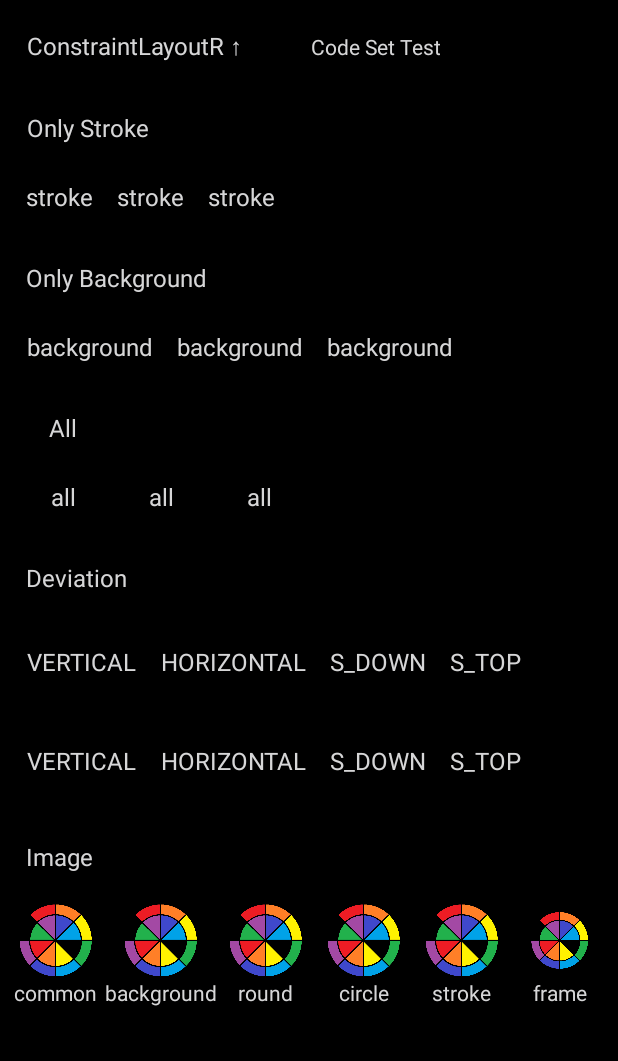
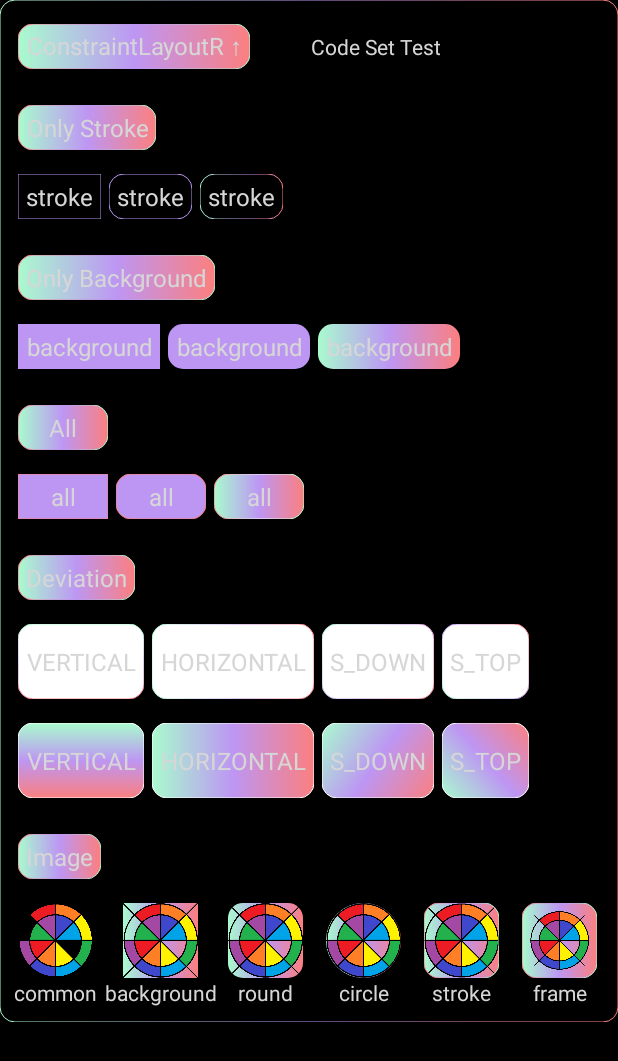
Before and after one commit to Rany-k/CommonStyleViews, an Android app: the screen it shows after launch (MainActivity), on a phone screen of 412 x 824 dp. Shown: the top 1061 px of the screen. Run offline under Robolectric (Android 15) with nearby library versions, the phone set to English and light mode, and no system bars.

Commit message:
change sample

```diff
--- a/sample/src/main/res/layout/activity_main.xml
+++ b/sample/src/main/res/layout/activity_main.xml
@@ -10,9 +10,9 @@
     <com.ranycess.commonview.viewGroup.ConstraintLayoutR
         android:layout_width="match_parent"
         android:layout_height="wrap_content"
-        app:background_radius="10dp"
-        app:stroke_colors="#A9FBCE,#BD96F3,#FB7F7F"
-        app:stroke_width="2dp">
+        app:rany_background_radius="10dp"
+        app:rany_stroke_colors="#A9FBCE,#BD96F3,#FB7F7F"
+        app:rany_stroke_width="2dp">
 
         <com.ranycess.commonview.view.TextViewR
             android:id="@+id/layout_doc"
@@ -69,8 +69,8 @@
             android:textSize="16sp"
             app:layout_constraintStart_toStartOf="parent"
             app:layout_constraintTop_toBottomOf="@+id/only_stroke_title"
-            app:stroke_colors="#BD96F3"
-            app:stroke_width="2dp" />
+            app:rany_stroke_colors="#BD96F3"
+            app:rany_stroke_width="2dp" />
 
         <com.ranycess.commonview.view.TextViewR
             android:id="@+id/only_stroke_2"
@@ -82,11 +82,11 @@
             android:text="stroke"
             android:textColor="@color/white"
             android:textSize="16sp"
-            app:background_radius="10dp"
+            app:rany_background_radius="10dp"
             app:layout_constraintStart_toEndOf="@+id/only_stroke_1"
             app:layout_constraintTop_toTopOf="@+id/only_stroke_1"
-            app:stroke_colors="#BD96F3"
-            app:stroke_width="2dp" />
+            app:rany_stroke_colors="#BD96F3"
+            app:rany_stroke_width="2dp" />
 
         <com.ranycess.commonview.view.TextViewR
             android:id="@+id/only_stroke_3"
@@ -98,11 +98,11 @@
             android:text="stroke"
             android:textColor="@color/white"
             android:textSize="16sp"
-            app:background_radius="10dp"
+            app:rany_background_radius="10dp"
             app:layout_constraintStart_toEndOf="@+id/only_stroke_2"
             app:layout_constraintTop_toTopOf="@+id/only_stroke_2"
-            app:stroke_colors="#A9FBCE,#BD96F3,#FB7F7F"
-            app:stroke_width="2dp" />
+            app:rany_stroke_colors="#A9FBCE,#BD96F3,#FB7F7F"
+            app:rany_stroke_width="2dp" />
 
         <com.ranycess.commonview.view.TextViewR
             android:id="@+id/only_background_title"
@@ -130,7 +130,7 @@
             android:text="background"
             android:textColor="@color/white"
             android:textSize="16sp"
-            app:background_colors="#BD96F3"
+            app:rany_background_colors="#BD96F3"
             app:layout_constraintStart_toStartOf="parent"
             app:layout_constraintTop_toBottomOf="@+id/only_background_title" />
 
@@ -144,8 +144,8 @@
             android:text="background"
             android:textColor="@color/white"
             android:textSize="16sp"
-            app:background_colors="#BD96F3"
-            app:background_radius="10dp"
+            app:rany_background_colors="#BD96F3"
+            app:rany_background_radius="10dp"
             app:layout_constraintStart_toEndOf="@+id/only_background_1"
             app:layout_constraintTop_toTopOf="@+id/only_background_1" />
 
@@ -159,8 +159,8 @@
             android:text="background"
             android:textColor="@color/white"
             android:textSize="16sp"
-            app:background_colors="#A9FBCE,#BD96F3,#FB7F7F"
-            app:background_radius="10dp"
+            app:rany_background_colors="#A9FBCE,#BD96F3,#FB7F7F"
+            app:rany_background_radius="10dp"
             app:layout_constraintStart_toEndOf="@+id/only_background_2"
             app:layout_constraintTop_toTopOf="@+id/only_background_2" />
 
@@ -190,11 +190,11 @@
             android:text="all"
             android:textColor="@color/white"
             android:textSize="16sp"
-            app:background_colors="#BD96F3"
+            app:rany_background_colors="#BD96F3"
             app:layout_constraintStart_toStartOf="parent"
             app:layout_constraintTop_toBottomOf="@+id/all_title"
-            app:stroke_colors="#FB7F7F"
-            app:stroke_width="2dp" />
+            app:rany_stroke_colors="#FB7F7F"
+            app:rany_stroke_width="2dp" />
 
         <com.ranycess.commonview.view.TextViewR
             android:id="@+id/all_2"
@@ -206,12 +206,12 @@
             android:text="all"
             android:textColor="@color/white"
             android:textSize="16sp"
-            app:background_colors="#BD96F3"
-            app:background_radius="10dp"
+            app:rany_background_colors="#BD96F3"
+            app:rany_background_radius="10dp"
             app:layout_constraintStart_toEndOf="@+id/all_1"
             app:layout_constraintTop_toTopOf="@+id/all_1"
-            app:stroke_colors="#FB7F7F"
-            app:stroke_width="2dp" />
+            app:rany_stroke_colors="#FB7F7F"
+            app:rany_stroke_width="2dp" />
 
         <com.ranycess.commonview.view.TextViewR
             android:id="@+id/all_3"
@@ -223,12 +223,12 @@
             android:text="all"
             android:textColor="@color/white"
             android:textSize="16sp"
-            app:background_colors="#A9FBCE,#BD96F3,#FB7F7F"
-            app:background_radius="10dp"
+            app:rany_background_colors="#A9FBCE,#BD96F3,#FB7F7F"
+            app:rany_background_radius="10dp"
             app:layout_constraintStart_toEndOf="@+id/all_2"
             app:layout_constraintTop_toTopOf="@+id/all_2"
-            app:stroke_colors="#FB7F7F,#FFFFFF,#A9FBCE"
-            app:stroke_width="2dp" />
+            app:rany_stroke_colors="#FB7F7F,#FFFFFF,#A9FBCE"
+            app:rany_stroke_width="2dp" />
 
         <com.ranycess.commonview.view.TextViewR
             android:id="@+id/deviation_title"
@@ -257,13 +257,13 @@
             android:textColor="@color/black"
             android:textSize="16sp"
             android:visibility="visible"
-            app:background_colors="#FFFFFF"
-            app:background_radius="10dp"
+            app:rany_background_colors="#FFFFFF"
+            app:rany_background_radius="10dp"
             app:layout_constraintStart_toStartOf="parent"
             app:layout_constraintTop_toBottomOf="@+id/deviation_title"
-            app:stroke_colors="#A9FBCE,#BD96F3,#FB7F7F"
-            app:stroke_deviation="VERTICAL"
-            app:stroke_width="4dp" />
+            app:rany_stroke_colors="#A9FBCE,#BD96F3,#FB7F7F"
+            app:rany_stroke_deviation="VERTICAL"
+            app:rany_stroke_width="4dp" />
 
         <com.ranycess.commonview.view.TextViewR
             android:id="@+id/deviation_2"
@@ -275,13 +275,13 @@
             android:text="HORIZONTAL"
             android:textColor="@color/black"
             android:textSize="16sp"
-            app:background_colors="#FFFFFF"
-            app:background_radius="10dp"
+            app:rany_background_colors="#FFFFFF"
+            app:rany_background_radius="10dp"
             app:layout_constraintStart_toEndOf="@+id/deviation_1"
             app:layout_constraintTop_toTopOf="@+id/deviation_1"
-            app:stroke_colors="#A9FBCE,#BD96F3,#FB7F7F"
-            app:stroke_deviation="HORIZONTAL"
-            app:stroke_width="4dp" />
+            app:rany_stroke_colors="#A9FBCE,#BD96F3,#FB7F7F"
+            app:rany_stroke_deviation="HORIZONTAL"
+            app:rany_stroke_width="4dp" />
 
         <com.ranycess.commonview.view.TextViewR
             android:id="@+id/deviation_3"
@@ -293,13 +293,13 @@
             android:text="S_DOWN"
             android:textColor="@color/black"
             android:textSize="16sp"
-            app:background_colors="#FFFFFF"
-            app:background_radius="10dp"
+            app:rany_background_colors="#FFFFFF"
+            app:rany_background_radius="10dp"
             app:layout_constraintStart_toEndOf="@+id/deviation_2"
             app:layout_constraintTop_toTopOf="@+id/deviation_2"
-            app:stroke_colors="#A9FBCE,#BD96F3,#FB7F7F"
-            app:stroke_deviation="SLANTING_DOWN"
-            app:stroke_width="4dp" />
+            app:rany_stroke_colors="#A9FBCE,#BD96F3,#FB7F7F"
+            app:rany_stroke_deviation="SLANTING_DOWN"
+            app:rany_stroke_width="4dp" />
 
         <com.ranycess.commonview.view.TextViewR
             android:id="@+id/deviation_4"
@@ -311,13 +311,13 @@
             android:text="S_TOP"
             android:textColor="@color/black"
             android:textSize="16sp"
-            app:background_colors="#FFFFFF"
-            app:background_radius="10dp"
+            app:rany_background_colors="#FFFFFF"
+            app:rany_background_radius="10dp"
             app:layout_constraintStart_toEndOf="@+id/deviation_3"
             app:layout_constraintTop_toTopOf="@+id/deviation_3"
-            app:stroke_colors="#A9FBCE,#BD96F3,#FB7F7F"
-            app:stroke_deviation="SLANTING_TOP"
-            app:stroke_width="4dp" />
+            app:rany_stroke_colors="#A9FBCE,#BD96F3,#FB7F7F"
+            app:rany_stroke_deviation="SLANTING_TOP"
+            app:rany_stroke_width="4dp" />
 
         <com.ranycess.commonview.view.TextViewR
             android:id="@+id/deviation_21"
@@ -331,13 +331,13 @@
             android:textColor="@color/white"
             android:textSize="16sp"
             android:visibility="visible"
-            app:background_colors="#A9FBCE,#BD96F3,#FB7F7F"
-            app:background_deviation="VERTICAL"
-            app:background_radius="10dp"
+            app:rany_background_colors="#A9FBCE,#BD96F3,#FB7F7F"
+            app:rany_background_deviation="VERTICAL"
+            app:rany_background_radius="10dp"
             app:layout_constraintStart_toStartOf="parent"
             app:layout_constraintTop_toBottomOf="@+id/deviation_1"
-            app:stroke_colors="#FFFFFF"
-            app:stroke_width="2dp" />
+            app:rany_stroke_colors="#FFFFFF"
+            app:rany_stroke_width="2dp" />
 
         <com.ranycess.commonview.view.TextViewR
             android:id="@+id/deviation_22"
@@ -349,13 +349,13 @@
             android:text="HORIZONTAL"
             android:textColor="@color/white"
             android:textSize="16sp"
-            app:background_colors="#A9FBCE,#BD96F3,#FB7F7F"
-            app:background_deviation="HORIZONTAL"
-            app:background_radius="10dp"
+            app:rany_background_colors="#A9FBCE,#BD96F3,#FB7F7F"
+            app:rany_background_deviation="HORIZONTAL"
+            app:rany_background_radius="10dp"
             app:layout_constraintStart_toEndOf="@+id/deviation_21"
             app:layout_constraintTop_toTopOf="@+id/deviation_21"
-            app:stroke_colors="#FFFFFF"
-            app:stroke_width="2dp" />
+            app:rany_stroke_colors="#FFFFFF"
+            app:rany_stroke_width="2dp" />
 
         <com.ranycess.commonview.view.TextViewR
             android:id="@+id/deviation_23"
@@ -367,13 +367,13 @@
             android:text="S_DOWN"
             android:textColor="@color/white"
             android:textSize="16sp"
-            app:background_colors="#A9FBCE,#BD96F3,#FB7F7F"
-            app:background_deviation="SLANTING_DOWN"
-            app:background_radius="10dp"
+            app:rany_background_colors="#A9FBCE,#BD96F3,#FB7F7F"
+            app:rany_background_deviation="SLANTING_DOWN"
+            app:rany_background_radius="10dp"
             app:layout_constraintStart_toEndOf="@+id/deviation_22"
             app:layout_constraintTop_toTopOf="@+id/deviation_22"
-            app:stroke_colors="#FFFFFF"
-            app:stroke_width="2dp" />
+            app:rany_stroke_colors="#FFFFFF"
+            app:rany_stroke_width="2dp" />
 
         <com.ranycess.commonview.view.TextViewR
             android:id="@+id/deviation_24"
@@ -385,13 +385,13 @@
             android:text="S_TOP"
             android:textColor="@color/white"
             android:textSize="16sp"
-            app:background_colors="#A9FBCE,#BD96F3,#FB7F7F"
-            app:background_deviation="SLANTING_TOP"
-            app:background_radius="10dp"
+            app:rany_background_colors="#A9FBCE,#BD96F3,#FB7F7F"
+            app:rany_background_deviation="SLANTING_TOP"
+            app:rany_background_radius="10dp"
             app:layout_constraintStart_toEndOf="@+id/deviation_23"
             app:layout_constraintTop_toTopOf="@+id/deviation_23"
-            app:stroke_colors="#FFFFFF"
-            app:stroke_width="2dp" />
+            app:rany_stroke_colors="#FFFFFF"
+            app:rany_stroke_width="2dp" />
 
         <com.ranycess.commonview.view.TextViewR
             android:id="@+id/image_title"
@@ -437,7 +437,7 @@
             android:layout_height="50dp"
             android:layout_marginStart="20dp"
             android:src="@drawable/test_image"
-            app:background_colors="#A9FBCE,#BD96F3,#FB7F7F"
+            app:rany_background_colors="#A9FBCE,#BD96F3,#FB7F7F"
             app:layout_constraintStart_toEndOf="@+id/image_1"
             app:layout_constraintTop_toTopOf="@+id/image_1" />
 
@@ -457,8 +457,8 @@
             android:layout_height="50dp"
             android:layout_marginStart="20dp"
             android:src="@drawable/test_image"
-            app:background_colors="#A9FBCE,#BD96F3,#FB7F7F"
-            app:background_radius="10dp"
+            app:rany_background_colors="#A9FBCE,#BD96F3,#FB7F7F"
+            app:rany_background_radius="10dp"
             app:layout_constraintStart_toEndOf="@+id/image_2"
             app:layout_constraintTop_toTopOf="@+id/image_2" />
 
@@ -478,8 +478,8 @@
             android:layout_height="50dp"
             android:layout_marginStart="15dp"
             android:src="@drawable/test_image"
-            app:background_colors="#A9FBCE,#BD96F3,#FB7F7F"
-            app:background_radius="25dp"
+            app:rany_background_colors="#A9FBCE,#BD96F3,#FB7F7F"
+            app:rany_background_radius="25dp"
             app:layout_constraintStart_toEndOf="@+id/image_3"
             app:layout_constraintTop_toTopOf="@+id/image_3" />
 
@@ -499,12 +499,12 @@
             android:layout_height="50dp"
             android:layout_marginStart="15dp"
             android:src="@drawable/test_image"
-            app:background_colors="#A9FBCE,#BD96F3,#FB7F7F"
-            app:background_radius="10dp"
+            app:rany_background_colors="#A9FBCE,#BD96F3,#FB7F7F"
+            app:rany_background_radius="10dp"
             app:layout_constraintStart_toEndOf="@+id/image_4"
             app:layout_constraintTop_toTopOf="@+id/image_4"
-            app:stroke_colors="#FB7F7F,#BD96F3,#A9FBCE"
-            app:stroke_width="2dp" />
+            app:rany_stroke_colors="#FB7F7F,#BD96F3,#A9FBCE"
+            app:rany_stroke_width="2dp" />
 
         <com.ranycess.commonview.view.TextViewR
             android:id="@+id/image_doc_5"
@@ -523,12 +523,12 @@
             android:layout_marginStart="15dp"
             android:padding="5dp"
             android:src="@drawable/test_image"
-            app:background_colors="#A9FBCE,#BD96F3,#FB7F7F"
-            app:background_radius="10dp"
+            app:rany_background_colors="#A9FBCE,#BD96F3,#FB7F7F"
+            app:rany_background_radius="10dp"
             app:layout_constraintStart_toEndOf="@+id/image_5"
             app:layout_constraintTop_toTopOf="@+id/image_5"
-            app:stroke_colors="#FB7F7F,#BD96F3,#A9FBCE"
-            app:stroke_width="2dp" />
+            app:rany_stroke_colors="#FB7F7F,#BD96F3,#A9FBCE"
+            app:rany_stroke_width="2dp" />
 
         <com.ranycess.commonview.view.TextViewR
             android:id="@+id/image_doc_6"
--- a/sample/src/main/res/values/styles.xml
+++ b/sample/src/main/res/values/styles.xml
@@ -1,9 +1,9 @@
 <?xml version="1.0" encoding="utf-8"?>
 <resources>
     <style name="titleTemplate">
-        <item name="background_colors">#A9FBCE,#BD96F3,#FB7F7F</item>
-        <item name="background_radius">10dp</item>
-        <item name="stroke_width">2dp</item>
-        <item name="stroke_colors">#FB7F7F,#BD96F3,#A9FBCE</item>
+        <item name="rany_background_colors">#A9FBCE,#BD96F3,#FB7F7F</item>
+        <item name="rany_background_radius">10dp</item>
+        <item name="rany_stroke_width">2dp</item>
+        <item name="rany_stroke_colors">#FB7F7F,#BD96F3,#A9FBCE</item>
     </style>
 </resources>
```
Also changed, not shown: sample/build.gradle.kts (+4 -4 lines).
